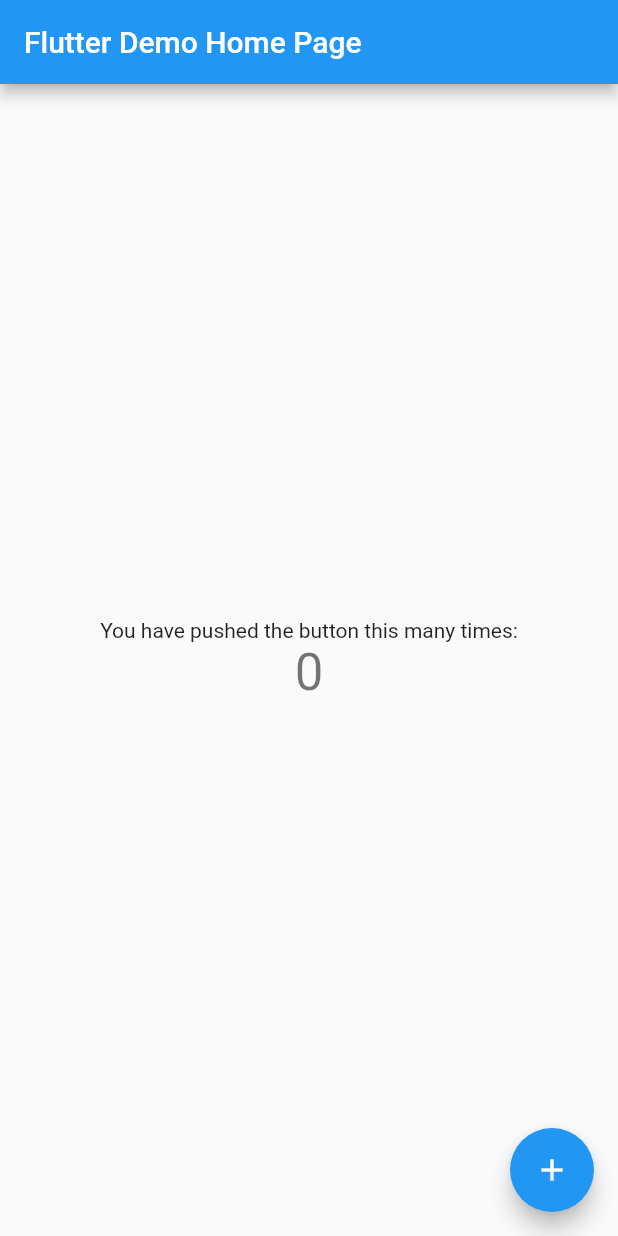
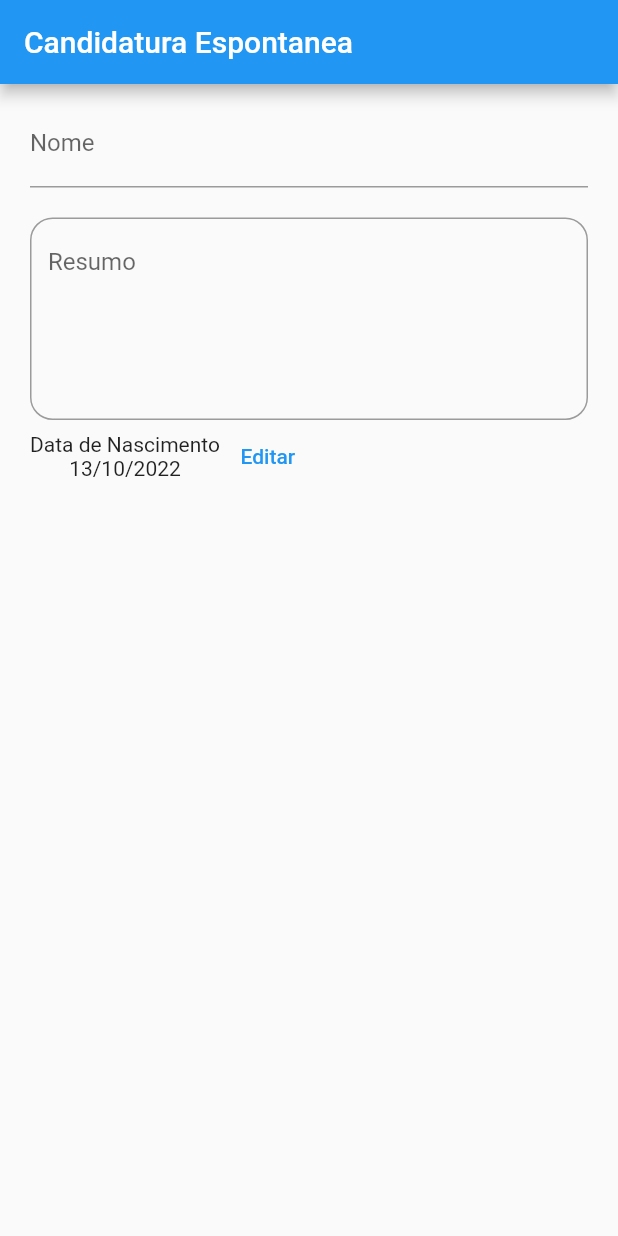
Before and after one commit to AFMSB/formAula, a Flutter app: the screen it shows after launch, on a phone screen of 412 x 824 dp. Run offline on Flutter 3.47's test engine with Material 2 defaults, Android fonts, the phone set to English and light mode, and no system bars.

Commit message:
started implementing candidatura espontanea

```diff
--- /dev/null
+++ b/lib/components/datePicker.dart
@@ -0,0 +1,46 @@
+import 'package:flutter/cupertino.dart';
+import 'package:flutter/material.dart';
+import 'package:intl/intl.dart' as intl;
+
+class MyDatePicker extends StatefulWidget {
+  const MyDatePicker({Key? key}) : super(key: key);
+
+  @override
+  State<MyDatePicker> createState() => _MyDatePickerState();
+}
+
+class _MyDatePickerState extends State<MyDatePicker> {
+  late DateTime data = DateTime(2022, 10, 13);
+
+  void updateDateState(DateTime? newDate){
+    if (newDate != null) {
+      setState(() {
+        data = newDate;
+      });
+    }
+  }
+
+  @override
+  Widget build(BuildContext context) {
+    return Row(
+      children: [
+        Column(
+          children: [
+            Text('Data de Nascimento'),
+            Text(intl.DateFormat("dd/MM/yyyy").format(data)),
+          ],
+        ),
+        TextButton(
+            onPressed: () async {
+              var newDate = await showDatePicker(
+                  context: context,
+                  initialDate: data,
+                  firstDate: DateTime(2000),
+                  lastDate: DateTime(2023));
+              this.updateDateState(newDate);
+            },
+            child: Text('Editar')),
+      ],
+    );
+  }
+}
--- a/lib/main.dart
+++ b/lib/main.dart
@@ -1,46 +1,29 @@
 import 'package:flutter/material.dart';
+import 'package:flutter/rendering.dart';
+import 'package:form_aula/components/datePicker.dart';
 
 void main() {
+  debugPaintSizeEnabled = false;
   runApp(const MyApp());
 }
 
 class MyApp extends StatelessWidget {
   const MyApp({Key? key}) : super(key: key);
 
-  // This widget is the root of your application.
   @override
   Widget build(BuildContext context) {
     return MaterialApp(
-      title: 'Flutter Demo',
+      title: 'Candidatura Espontanea',
       theme: ThemeData(
-        // This is the theme of your application.
-        //
-        // Try running your application with "flutter run". You'll see the
-        // application has a blue toolbar. Then, without quitting the app, try
-        // changing the primarySwatch below to Colors.green and then invoke
-        // "hot reload" (press "r" in the console where you ran "flutter run",
-        // or simply save your changes to "hot reload" in a Flutter IDE).
-        // Notice that the counter didn't reset back to zero; the application
-        // is not restarted.
         primarySwatch: Colors.blue,
       ),
-      home: const MyHomePage(title: 'Flutter Demo Home Page'),
+      home: const MyHomePage(title: 'Candidatura Espontanea'),
     );
   }
 }
 
 class MyHomePage extends StatefulWidget {
   const MyHomePage({Key? key, required this.title}) : super(key: key);
-
-  // This widget is the home page of your application. It is stateful, meaning
-  // that it has a State object (defined below) that contains fields that affect
-  // how it looks.
-
-  // This class is the configuration for the state. It holds the values (in this
-  // case the title) provided by the parent (in this case the App widget) and
-  // used by the build method of the State. Fields in a Widget subclass are
-  // always marked "final".
-
   final String title;
 
   @override
@@ -48,67 +31,42 @@ class MyHomePage extends StatefulWidget {
 }
 
 class _MyHomePageState extends State<MyHomePage> {
-  int _counter = 0;
-
-  void _incrementCounter() {
-    setState(() {
-      // This call to setState tells the Flutter framework that something has
-      // changed in this State, which causes it to rerun the build method below
-      // so that the display can reflect the updated values. If we changed
-      // _counter without calling setState(), then the build method would not be
-      // called again, and so nothing would appear to happen.
-      _counter++;
-    });
-  }
 
   @override
   Widget build(BuildContext context) {
-    // This method is rerun every time setState is called, for instance as done
-    // by the _incrementCounter method above.
-    //
-    // The Flutter framework has been optimized to make rerunning build methods
-    // fast, so that you can just rebuild anything that needs updating rather
-    // than having to individually change instances of widgets.
     return Scaffold(
       appBar: AppBar(
-        // Here we take the value from the MyHomePage object that was created by
-        // the App.build method, and use it to set our appbar title.
         title: Text(widget.title),
       ),
       body: Center(
-        // Center is a layout widget. It takes a single child and positions it
-        // in the middle of the parent.
+        child: Padding(
+          padding: EdgeInsets.only(left:20, right: 20, top: 10),
           child: Column(
-          // Column is also a layout widget. It takes a list of children and
-          // arranges them vertically. By default, it sizes itself to fit its
-          // children horizontally, and tries to be as tall as its parent.
-          //
-          // Invoke "debug painting" (press "p" in the console, choose the
-          // "Toggle Debug Paint" action from the Flutter Inspector in Android
-          // Studio, or the "Toggle Debug Paint" command in Visual Studio Code)
-          // to see the wireframe for each widget.
-          //
-          // Column has various properties to control how it sizes itself and
-          // how it positions its children. Here we use mainAxisAlignment to
-          // center the children vertically; the main axis here is the vertical
-          // axis because Columns are vertical (the cross axis would be
-          // horizontal).
-          mainAxisAlignment: MainAxisAlignment.center,
+            mainAxisAlignment: MainAxisAlignment.start,
             children: <Widget>[
-            const Text(
-              'You have pushed the button this many times:',
+              TextField(
+                decoration: InputDecoration(
+                    labelText: 'Nome',
+                    hintText: 'Escreva o seu nome'
                 ),
-            Text(
-              '$_counter',
-              style: Theme.of(context).textTheme.headline4,
               ),
+              SizedBox(
+                height: 20,
+              ),
+              TextField(
+                decoration: InputDecoration(
+                  border: OutlineInputBorder(
+                    borderRadius: BorderRadius.circular(15),
+                    borderSide: BorderSide(color: Colors.blue, width: 5.0, style: BorderStyle.solid)
+                  ),
+                  hintText: 'Resumo'
+                ),
+                maxLines: 5,
+              ),
+              MyDatePicker()
             ],
           ),
         ),
-      floatingActionButton: FloatingActionButton(
-        onPressed: _incrementCounter,
-        tooltip: 'Increment',
-        child: const Icon(Icons.add),
       ), // This trailing comma makes auto-formatting nicer for build methods.
     );
   }
--- a/pubspec.yaml
+++ b/pubspec.yaml
@@ -30,6 +30,7 @@ dependencies:
   flutter:
     sdk: flutter
 
+  intl: any
 
   # The following adds the Cupertino Icons font to your application.
   # Use with the CupertinoIcons class for iOS style icons.
```
Also changed, not shown: pubspec.lock. Lines whose indentation alone changed are shown as unchanged.
